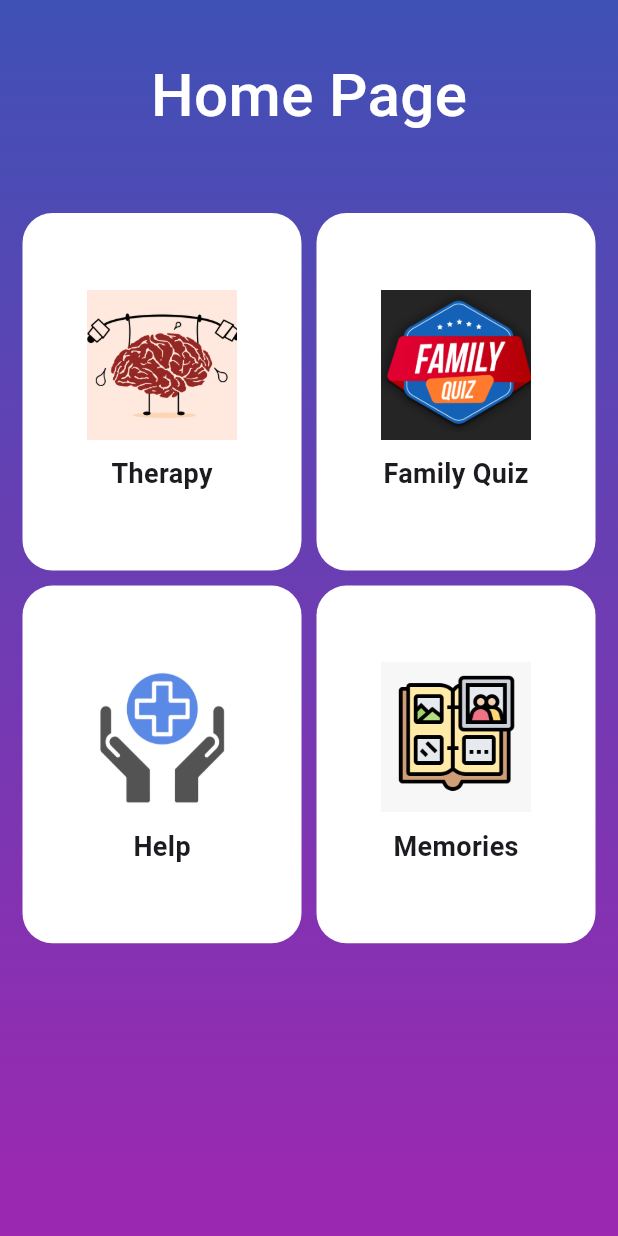
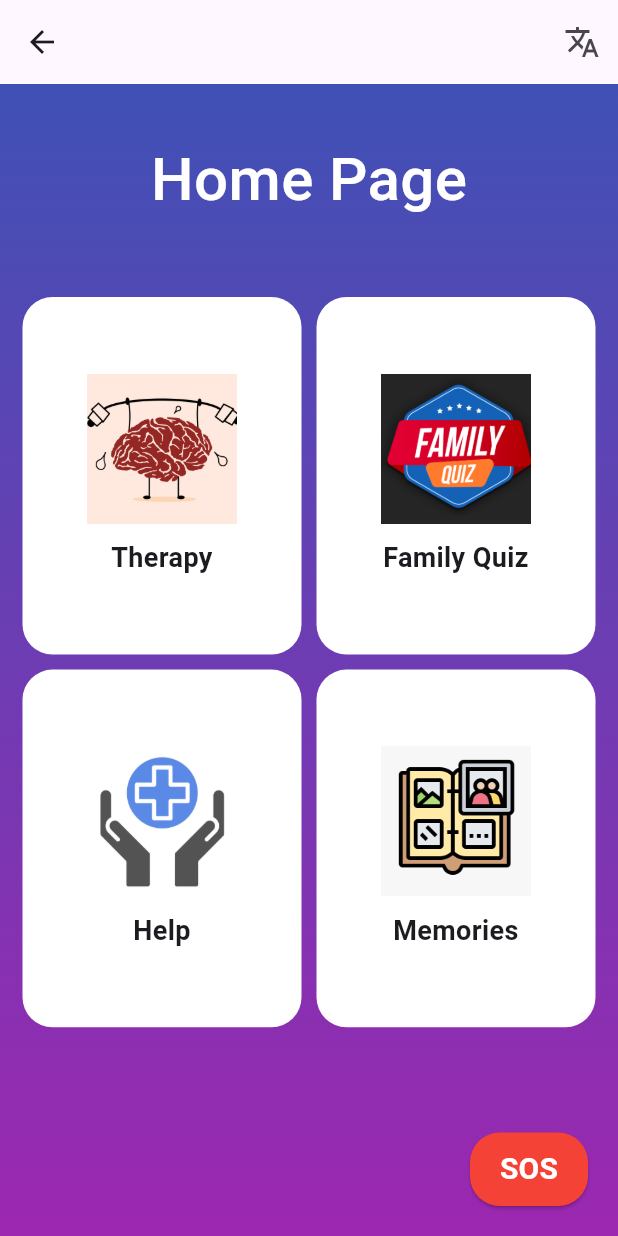
Before and after one commit to dinakarchintala/aphasia_project, a Flutter app: the screen it shows after launch, after a tap on the "arrow forward" icon, on a phone screen of 412 x 824 dp. Run offline on Flutter 3.47's test engine with Material 3 defaults, Android fonts, the light colour scheme and no system bars; our stand-ins replace confetti, flutter_tts, speech_to_text, youtube_player_flutter; missing offline and left inert: flutter_phone_direct_caller, translator.

Commit message:
new changes

```diff
--- a/lib/main.dart
+++ b/lib/main.dart
@@ -1,5 +1,7 @@
 // ignore_for_file: prefer_const_constructors
-//this is new design
+import 'package:flutter/material.dart';
+import 'package:provider/provider.dart';
+import 'package:aphasia_bot/services/translation_service.dart'; // Import your TranslationService class
 import 'package:aphasia_bot/pages/helppage.dart';
 import 'package:aphasia_bot/pages/home.dart';
 import 'package:aphasia_bot/pages/homedesign.dart';
@@ -22,10 +24,16 @@ import 'package:aphasia_bot/utilpages/speaking3.dart';
 import 'package:aphasia_bot/utilpages/writing1.dart';
 import 'package:aphasia_bot/utilpages/writing2.dart';
 import 'package:aphasia_bot/utilpages/writing3.dart';
-import 'package:flutter/material.dart';
-
+import 'package:flutter_phone_direct_caller/flutter_phone_direct_caller.dart';
 void main() {
-  runApp(MyApp());
+  runApp(
+    MultiProvider(
+      providers: [
+        ChangeNotifierProvider(create: (_) => TranslationService()),
+      ],
+      child: MyApp(),
+    ),
+  );
 }
 
 class MyApp extends StatelessWidget {
@@ -39,11 +47,11 @@ class MyApp extends StatelessWidget {
       routes: {
         '/Welcome': (context) => WelcomePage(),
         '/Home': (context) => TherapyHomePage(),
-        '/Helppage':(context)=>Helppage(),
-        '/Memoriesvideo':(context)=>Memoriesvideo(),
-        '/Homedesign':(context)=>Homedesign(),
+        '/Helppage': (context) => Helppage(),
+        '/Memoriesvideo': (context) => Memoriesvideo(),
+        '/Homedesign': (context) => Homedesign(),
         '/Listening': (context) => Listening(),
-        '/Familyquiz':(context)=>Familyquiz(),
+        '/Familyquiz': (context) => Familyquiz(),
         '/Writing': (context) => Writing(),
         '/Speaking': (context) => Speaking(),
         '/Reading': (context) => Reading(),
@@ -58,7 +66,7 @@ class MyApp extends StatelessWidget {
         '/Spekaingalphabet': (context) => Speakingalphabet(),
         '/Readingpicture': (context) => ReadAndChoosePage(),
         '/Readingmatch': (context) => ReadAndMatch(),
-        '/completion': (context) => CompletionPage()
+        '/completion': (context) => CompletionPage(),
       },
     );
   }
--- a/lib/pages/homedesign.dart
+++ b/lib/pages/homedesign.dart
@@ -3,14 +3,39 @@ import 'package:aphasia_bot/pages/home.dart';
 import 'package:aphasia_bot/utilpages/Familyquiz.dart';
 import 'package:aphasia_bot/utilpages/memoriesvideo.dart';
 import 'package:flutter/material.dart';
+import 'package:aphasia_bot/services/translation_service.dart';
+import 'package:provider/provider.dart';
+import 'package:flutter_phone_direct_caller/flutter_phone_direct_caller.dart';
+
 
 class Homedesign extends StatelessWidget {
   const Homedesign({super.key});
 
   @override
   Widget build(BuildContext context) {
+    var translationService = Provider.of<TranslationService>(context);
+
     return Scaffold(
-      body: Container(
+      appBar: AppBar(
+        actions: [
+          PopupMenuButton<String>(
+            icon: Icon(Icons.translate),
+            onSelected: (String languageCode) {
+              translationService.changeLanguage(languageCode);
+            },
+            itemBuilder: (context) => [
+              PopupMenuItem(value: 'en', child: Text('English')),
+              PopupMenuItem(value: 'ta', child: Text('Tamil')),
+              PopupMenuItem(value: 'hi', child: Text('Hindi')),
+              PopupMenuItem(value: 'te', child: Text('Telugu')),
+              PopupMenuItem(value: 'ml', child: Text('Malayalam')),
+            ],
+          ),
+        ],
+      ),
+      body: Stack(
+        children: [
+          Container(
             height: double.infinity,
             width: MediaQuery.of(context).size.width,
             decoration: BoxDecoration(
@@ -59,8 +84,8 @@ class Homedesign extends StatelessWidget {
                         'assets/images/memories.png'
                       ];
 
-                  // List of specific names for each container
-                  List<String> names = [
+                      // List of specific keys for translation
+                      List<String> translationKeys = [
                         'Therapy',
                         'Family Quiz',
                         'Help',
@@ -108,15 +133,21 @@ class Homedesign extends StatelessWidget {
                               // Display the image for the current index
                               Image.asset(
                                 images[index],
-                            height: 100, // Adjust height as needed
-                            width: 100,  // Adjust width as needed
+                                height: 100,
+                                width: 100,
                                 fit: BoxFit.cover,
                               ),
                               SizedBox(height: 10),
-                          // Display the specific name for each container
-                          Text(
-                            names[index],
+                              // Display translated text
+                              FutureBuilder<String>(
+                                future: translationService.translate(translationKeys[index]),
+                                builder: (context, snapshot) {
+                                  return Text(
+                                    snapshot.data ?? translationKeys[index],
                                     style: TextStyle(fontSize: 18, fontWeight: FontWeight.bold),
+                                    textAlign: TextAlign.center,
+                                  );
+                                },
                               ),
                             ],
                           ),
@@ -128,47 +159,32 @@ class Homedesign extends StatelessWidget {
               ),
             ),
           ),
+          Positioned(
+            bottom: 20,
+            right: 20,
+            child: ElevatedButton(
+              onPressed: () {
+               FlutterPhoneDirectCaller.callNumber('+91 9381272709');
+              },
+              style: ElevatedButton.styleFrom(
+                padding: EdgeInsets.symmetric(horizontal: 20, vertical: 10),
+                backgroundColor: Colors.red,
+                shape: RoundedRectangleBorder(
+                  borderRadius: BorderRadius.circular(20),
+                ),
+              ),
+              child: Text(
+                'SOS',
+                style: TextStyle(
+                  fontSize: 20,
+                  color: Colors.white,
+                  fontWeight: FontWeight.bold,
+                ),
+              ),
+            ),
+          ),
+        ],
+      ),
     );
   }
 }
-
-// Define the new pages
-class PageOne extends StatelessWidget {
-  @override
-  Widget build(BuildContext context) {
-    return Scaffold(
-      appBar: AppBar(title: Text('Page One')),
-      body: Center(child: Text('This is Page One')),
-    );
-  }
-}
-
-class PageTwo extends StatelessWidget {
-  @override
-  Widget build(BuildContext context) {
-    return Scaffold(
-      appBar: AppBar(title: Text('Page Two')),
-      body: Center(child: Text('This is Page Two')),
-    );
-  }
-}
-
-class PageThree extends StatelessWidget {
-  @override
-  Widget build(BuildContext context) {
-    return Scaffold(
-      appBar: AppBar(title: Text('Page Three')),
-      body: Center(child: Text('This is Page Three')),
-    );
-  }
-}
-
-class PageFour extends StatelessWidget {
-  @override
-  Widget build(BuildContext context) {
-    return Scaffold(
-      appBar: AppBar(title: Text('Page Four')),
-      body: Center(child: Text('This is Page Four')),
-    );
-  }
-}
--- a/lib/pages/welcome.dart
+++ b/lib/pages/welcome.dart
@@ -1,7 +1,8 @@
 // ignore_for_file: prefer_const_constructors
-
 import 'package:aphasia_bot/pages/homedesign.dart';
 import 'package:flutter/material.dart';
+import 'package:provider/provider.dart';
+import 'package:aphasia_bot/services/translation_service.dart';
 
 class WelcomePage extends StatefulWidget {
   const WelcomePage({super.key});
@@ -37,42 +38,87 @@ class _WelcomePageState extends State<WelcomePage>
 
   @override
   Widget build(BuildContext context) {
+    var translationService = Provider.of<TranslationService>(context);
+
     return Scaffold(
       backgroundColor: Color.fromRGBO(
           189, 252, 201, 1.0), // Therapy-related background color
+      appBar: AppBar(
+        actions: [
+          PopupMenuButton<String>(
+            icon: Icon(Icons.translate),
+            onSelected: (String languageCode) {
+              setState(() {
+                translationService.changeLanguage(languageCode);
+              });
+            },
+            itemBuilder: (context) => [
+              PopupMenuItem(value: 'en', child: Text('English')),
+              PopupMenuItem(value: 'ta', child: Text('Tamil')),
+              PopupMenuItem(value: 'hi', child: Text('Hindi')),
+               PopupMenuItem(value: 'te', child: Text('Telugu')),
+               PopupMenuItem(value: 'ml', child: Text('Malayalam')),
+            ],
+          ),
+        ],
+      ),
       body: Center(
         child: FadeTransition(
           opacity: _animation,
           child: Column(
             mainAxisAlignment: MainAxisAlignment.center,
-            children: const [
-              Text(
-                'Welcome',
+            children: [
+              FutureBuilder<String>(
+                future: translationService.translate('Welcome'),
+                builder: (context, snapshot) {
+                  return Text(
+                    snapshot.data ?? 'Welcome',
                     style: TextStyle(
-                    fontSize: 62,
+                      fontSize: 50,
                       fontWeight: FontWeight.bold,
-                    color: Color(0xFF4CAF50)),
+                      color: Color(0xFF4CAF50),
                     ),
-              Text(
-                'to',
+                  );
+                },
+              ),
+              FutureBuilder<String>(
+                future: translationService.translate('to'),
+                builder: (context, snapshot) {
+                  return Text(
+                    snapshot.data ?? 'to',
                     style: TextStyle(
-                    fontSize: 62,
+                      fontSize: 50,
                       fontWeight: FontWeight.bold,
-                    color: Color(0xFF4CAF50)),
+                      color: Color(0xFF4CAF50),
                     ),
-              Text(
-                'Aphasia',
+                  );
+                },
+              ),
+              FutureBuilder<String>(
+                future: translationService.translate('Aphasia'),
+                builder: (context, snapshot) {
+                  return Text(
+                    snapshot.data ?? 'Aphasia',
                     style: TextStyle(
-                    fontSize: 62,
+                      fontSize: 50,
                       fontWeight: FontWeight.bold,
-                    color: Color(0xFF4CAF50)),
+                      color: Color(0xFF4CAF50),
                     ),
-              Text(
-                'Therapy',
+                  );
+                },
+              ),
+              FutureBuilder<String>(
+                future: translationService.translate('Therapy'),
+                builder: (context, snapshot) {
+                  return Text(
+                    snapshot.data ?? 'Therapy',
                     style: TextStyle(
-                    fontSize: 62,
+                      fontSize: 50,
                       fontWeight: FontWeight.bold,
-                    color: Color(0xFF4CAF50)),
+                      color: Color(0xFF4CAF50),
+                    ),
+                  );
+                },
               ),
             ],
           ),
--- /dev/null
+++ b/lib/services/translation_service.dart
@@ -0,0 +1,22 @@
+import 'package:translator/translator.dart';
+import 'package:flutter/foundation.dart';
+
+class TranslationService extends ChangeNotifier {
+  final translator = GoogleTranslator();
+  String currentLanguage = 'en'; // Default language
+
+  // Translate text to the selected language
+  Future<String> translate(String text) async {
+    if (currentLanguage == 'en') return text; // Skip if language is English
+    var translation = await translator.translate(text, to: currentLanguage);
+    return translation.text;
+  }
+
+  // Change language and notify listeners
+  void changeLanguage(String languageCode) {
+    if (currentLanguage != languageCode) {
+      currentLanguage = languageCode;
+      notifyListeners(); // Notify listeners when language changes
+    }
+  }
+}
--- a/pubspec.yaml
+++ b/pubspec.yaml
@@ -40,6 +40,7 @@ dependencies:
   speech_to_text: ^6.6.1
   video_player: ^2.9.1
   youtube_player_flutter: ^9.1.1
+  provider: ^6.1.2
 
 dev_dependencies:
   flutter_test:
@@ -51,6 +52,9 @@ dev_dependencies:
   # package. See that file for information about deactivating specific lint
   # rules and activating additional ones.
   flutter_lints: ^4.0.0
+
+  translator: ^1.0.0
+  flutter_phone_direct_caller: ^2.1.1
 
 # For information on the generic Dart part of this file, see the
 # following page: https://dart.dev/tools/pub/pubspec
```
Also changed, not shown: pubspec.lock. Lines whose indentation alone changed are shown as unchanged.
